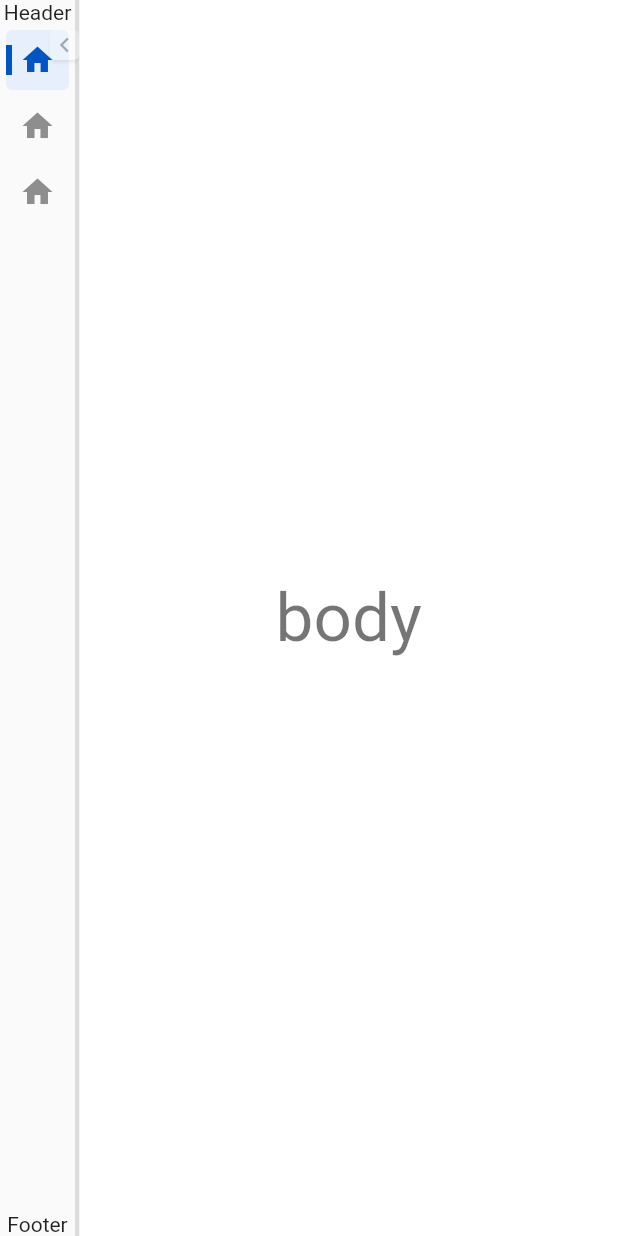
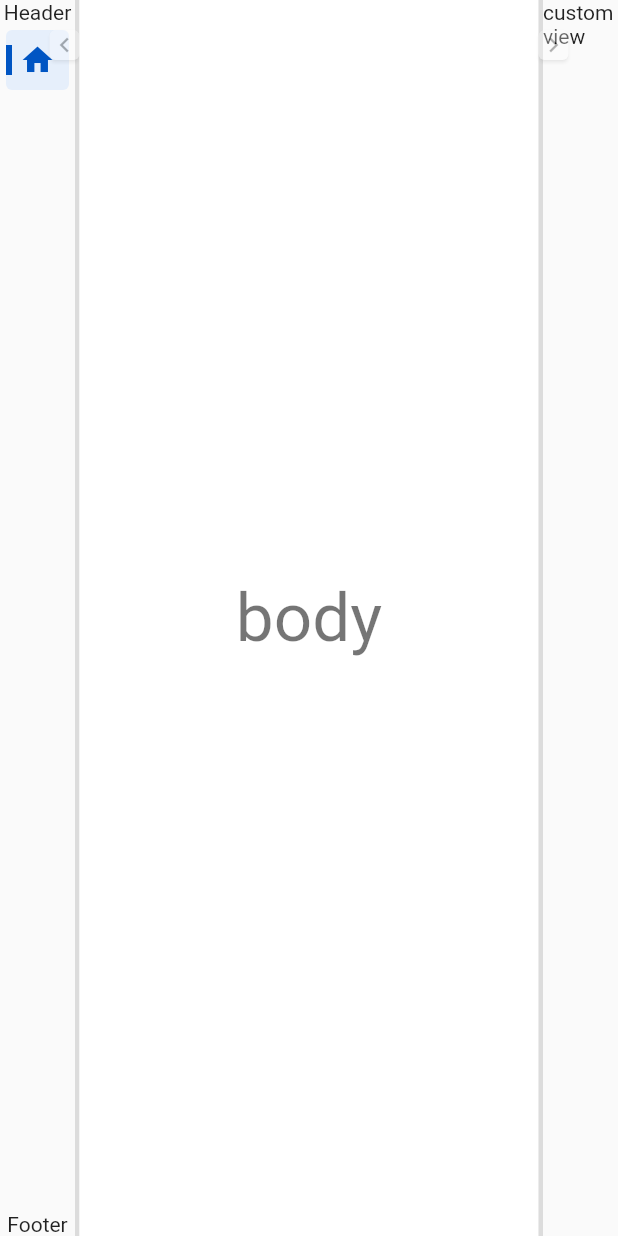
Before and after one commit to resfandiari/flutter_side_menu, a Flutter app: the screen it shows after launch, on a phone screen of 412 x 824 dp. Run offline on Flutter 3.47's test engine with Material 2 defaults, Android fonts, the phone set to English and light mode, and no system bars; our stand-ins replace auto_size_text, simple_animations.

Commit message:
update example

```diff
--- a/example/lib/main.dart
+++ b/example/lib/main.dart
@@ -24,34 +24,19 @@ class _MyAppState extends State<MyApp> {
       home: Scaffold(
         body: Row(
           children: [
-             SideMenu(
-              mode: SideMenuMode.auto,
-              priority: SideMenuPriority.sizer,
-              body:SideMenuBodyData(
-                header: Text('Header'),
+            SideMenu(
+              body: SideMenuBodyData(
+                header: const Text('Header'),
                 items: [
                   SideMenuItemData(
                     isSelected: true,
-                    onTap: (){},
+                    onTap: () {},
                     title: 'Item 1',
                     icon: Icons.home,
                   ),
-                  SideMenuItemData(
-                    isSelected: false,
-                    onTap: (){},
-                    title: 'Item 2',
-                    icon: Icons.home,
-                  ),
-                  SideMenuItemData(
-                    isSelected: false,
-                    onTap: (){},
-                    title: 'Item 3',
-                    icon: Icons.home,
-                  ),
                 ],
-                footer: Text('Footer'),
-
-            ),
+                footer: const Text('Footer'),
+              ),
             ),
             Expanded(
               child: Container(
@@ -64,6 +49,12 @@ class _MyAppState extends State<MyApp> {
                 ),
               ),
             ),
+            const SideMenu(
+              position: SideMenuPosition.right,
+              body: SideMenuBodyData(
+                customChild: Text('custom view'),
+              ),
+            ),
           ],
         ),
       ),
```
